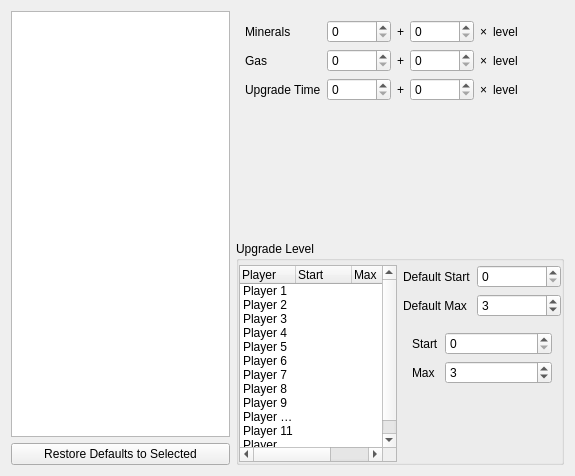
First picture: the form in ChkForge/upgradestab.ui, repository heinermann/ChkForge, before the edit.
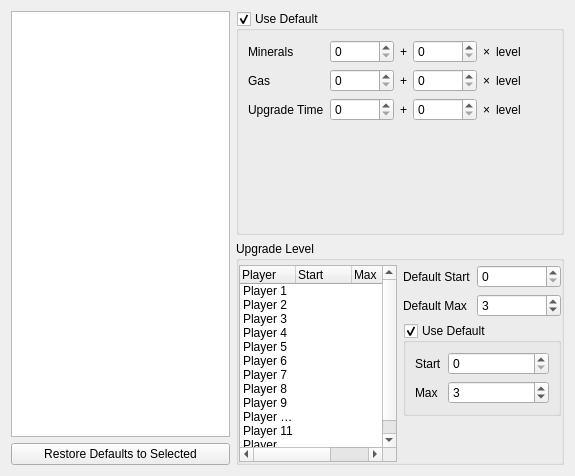
Second picture: the form after the edit. Custom widgets are drawn as their Qt base class.

Commit message: Created InvertedTriStateGroupBox

The edit to the form file:
```diff
--- a/ChkForge/upgradestab.ui
+++ b/ChkForge/upgradestab.ui
@@ -11,234 +11,6 @@
    </rect>
   </property>
   <layout class="QGridLayout" name="gridLayout_12" rowstretch="1,1" columnstretch="2,3">
-   <item row="0" column="1">
-    <widget class="TriStateGroupBox" name="grpUpgradeUseDefaults" native="true">
-     <property name="title" stdset="0">
-      <string>Use Defaults</string>
-     </property>
-     <property name="checkable" stdset="0">
-      <bool>true</bool>
-     </property>
-     <property name="checked" stdset="0">
-      <bool>true</bool>
-     </property>
-     <layout class="QFormLayout" name="formLayout_2">
-      <item row="0" column="0">
-       <widget class="QLabel" name="label_17">
-        <property name="text">
-         <string>Minerals</string>
-        </property>
-       </widget>
-      </item>
-      <item row="0" column="1">
-       <layout class="QHBoxLayout" name="horizontalLayout">
-        <item>
-         <widget class="QSpinBox" name="spnUpgrOreCostBase">
-          <property name="minimumSize">
-           <size>
-            <width>64</width>
-            <height>0</height>
-           </size>
-          </property>
-          <property name="maximum">
-           <number>65535</number>
-          </property>
-         </widget>
-        </item>
-        <item>
-         <widget class="QLabel" name="label_18">
-          <property name="text">
-           <string notr="true">+</string>
-          </property>
-         </widget>
-        </item>
-        <item>
-         <widget class="QSpinBox" name="spnUpgrOreCostFactor">
-          <property name="minimumSize">
-           <size>
-            <width>64</width>
-            <height>0</height>
-           </size>
-          </property>
-          <property name="maximum">
-           <number>65535</number>
-          </property>
-         </widget>
-        </item>
-        <item>
-         <widget class="QLabel" name="label">
-          <property name="text">
-           <string notr="true">×</string>
-          </property>
-         </widget>
-        </item>
-        <item>
-         <widget class="QLabel" name="label_27">
-          <property name="text">
-           <string>level</string>
-          </property>
-         </widget>
-        </item>
-        <item>
-         <spacer name="horizontalSpacer">
-          <property name="orientation">
-           <enum>Qt::Horizontal</enum>
-          </property>
-          <property name="sizeHint" stdset="0">
-           <size>
-            <width>40</width>
-            <height>20</height>
-           </size>
-          </property>
-         </spacer>
-        </item>
-       </layout>
-      </item>
-      <item row="1" column="0">
-       <widget class="QLabel" name="label_14">
-        <property name="text">
-         <string>Gas</string>
-        </property>
-       </widget>
-      </item>
-      <item row="1" column="1">
-       <layout class="QHBoxLayout" name="horizontalLayout_2">
-        <item>
-         <widget class="QSpinBox" name="spnUpgrGasCostBase">
-          <property name="minimumSize">
-           <size>
-            <width>64</width>
-            <height>0</height>
-           </size>
-          </property>
-          <property name="maximum">
-           <number>65535</number>
-          </property>
-         </widget>
-        </item>
-        <item>
-         <widget class="QLabel" name="label_11">
-          <property name="text">
-           <string notr="true">+</string>
-          </property>
-         </widget>
-        </item>
-        <item>
-         <widget class="QSpinBox" name="spnUpgrGasCostFactor">
-          <property name="minimumSize">
-           <size>
-            <width>64</width>
-            <height>0</height>
-           </size>
-          </property>
-          <property name="maximum">
-           <number>65535</number>
-          </property>
-         </widget>
-        </item>
-        <item>
-         <widget class="QLabel" name="label_2">
-          <property name="text">
-           <string notr="true">×</string>
-          </property>
-         </widget>
-        </item>
-        <item>
-         <widget class="QLabel" name="label_12">
-          <property name="text">
-           <string>level</string>
-          </property>
-         </widget>
-        </item>
-        <item>
-         <spacer name="horizontalSpacer_3">
-          <property name="orientation">
-           <enum>Qt::Horizontal</enum>
-          </property>
-          <property name="sizeHint" stdset="0">
-           <size>
-            <width>40</width>
-            <height>20</height>
-           </size>
-          </property>
-         </spacer>
-        </item>
-       </layout>
-      </item>
-      <item row="2" column="0">
-       <widget class="QLabel" name="label_13">
-        <property name="text">
-         <string>Upgrade Time</string>
-        </property>
-       </widget>
-      </item>
-      <item row="2" column="1">
-       <layout class="QHBoxLayout" name="horizontalLayout_4">
-        <item>
-         <widget class="QSpinBox" name="spnUpgrTimeCostBase">
-          <property name="minimumSize">
-           <size>
-            <width>64</width>
-            <height>0</height>
-           </size>
-          </property>
-          <property name="maximum">
-           <number>65535</number>
-          </property>
-         </widget>
-        </item>
-        <item>
-         <widget class="QLabel" name="label_28">
-          <property name="text">
-           <string notr="true">+</string>
-          </property>
-         </widget>
-        </item>
-        <item>
-         <widget class="QSpinBox" name="spnUpgrTimeCostFactor">
-          <property name="minimumSize">
-           <size>
-            <width>64</width>
-            <height>0</height>
-           </size>
-          </property>
-          <property name="maximum">
-           <number>65535</number>
-          </property>
-         </widget>
-        </item>
-        <item>
-         <widget class="QLabel" name="label_3">
-          <property name="text">
-           <string notr="true">×</string>
-          </property>
-         </widget>
-        </item>
-        <item>
-         <widget class="QLabel" name="label_29">
-          <property name="text">
-           <string>level</string>
-          </property>
-         </widget>
-        </item>
-        <item>
-         <spacer name="horizontalSpacer_4">
-          <property name="orientation">
-           <enum>Qt::Horizontal</enum>
-          </property>
-          <property name="sizeHint" stdset="0">
-           <size>
-            <width>40</width>
-            <height>20</height>
-           </size>
-          </property>
-         </spacer>
-        </item>
-       </layout>
-      </item>
-     </layout>
-    </widget>
-   </item>
    <item row="0" column="0" rowspan="2">
     <layout class="QVBoxLayout" name="verticalLayout_11">
      <item>
@@ -440,14 +212,11 @@
        </layout>
       </item>
       <item row="1" column="1">
-       <widget class="TriStateGroupBox" name="grpUpgradePlayerDefaults" native="true">
-        <property name="title" stdset="0">
+       <widget class="InvertedTriStateGroupBox" name="grpUpgradePlayerDefaults">
+        <property name="title">
          <string>Use Default</string>
         </property>
-        <property name="checkable" stdset="0">
-         <bool>true</bool>
-        </property>
-        <property name="checked" stdset="0">
+        <property name="checkable">
          <bool>true</bool>
         </property>
         <layout class="QFormLayout" name="formLayout_13">
@@ -497,18 +266,230 @@
         </layout>
        </widget>
       </item>
+     </layout>
+    </widget>
+   </item>
+   <item row="0" column="1">
+    <widget class="InvertedTriStateGroupBox" name="grpUpgradeUseDefaults">
+     <property name="title">
+      <string>Use Default</string>
+     </property>
+     <property name="checkable">
+      <bool>true</bool>
+     </property>
+     <layout class="QFormLayout" name="formLayout_2">
+      <item row="0" column="0">
+       <widget class="QLabel" name="label_17">
+        <property name="text">
+         <string>Minerals</string>
+        </property>
+       </widget>
+      </item>
+      <item row="0" column="1">
+       <layout class="QHBoxLayout" name="horizontalLayout">
+        <item>
+         <widget class="QSpinBox" name="spnUpgrOreCostBase">
+          <property name="minimumSize">
+           <size>
+            <width>64</width>
+            <height>0</height>
+           </size>
+          </property>
+          <property name="maximum">
+           <number>65535</number>
+          </property>
+         </widget>
+        </item>
+        <item>
+         <widget class="QLabel" name="label_18">
+          <property name="text">
+           <string notr="true">+</string>
+          </property>
+         </widget>
+        </item>
+        <item>
+         <widget class="QSpinBox" name="spnUpgrOreCostFactor">
+          <property name="minimumSize">
+           <size>
+            <width>64</width>
+            <height>0</height>
+           </size>
+          </property>
+          <property name="maximum">
+           <number>65535</number>
+          </property>
+         </widget>
+        </item>
+        <item>
+         <widget class="QLabel" name="label">
+          <property name="text">
+           <string notr="true">×</string>
+          </property>
+         </widget>
+        </item>
+        <item>
+         <widget class="QLabel" name="label_27">
+          <property name="text">
+           <string>level</string>
+          </property>
+         </widget>
+        </item>
+        <item>
+         <spacer name="horizontalSpacer">
+          <property name="orientation">
+           <enum>Qt::Horizontal</enum>
+          </property>
+          <property name="sizeHint" stdset="0">
+           <size>
+            <width>40</width>
+            <height>20</height>
+           </size>
+          </property>
+         </spacer>
+        </item>
+       </layout>
+      </item>
+      <item row="1" column="0">
+       <widget class="QLabel" name="label_14">
+        <property name="text">
+         <string>Gas</string>
+        </property>
+       </widget>
+      </item>
+      <item row="1" column="1">
+       <layout class="QHBoxLayout" name="horizontalLayout_2">
+        <item>
+         <widget class="QSpinBox" name="spnUpgrGasCostBase">
+          <property name="minimumSize">
+           <size>
+            <width>64</width>
+            <height>0</height>
+           </size>
+          </property>
+          <property name="maximum">
+           <number>65535</number>
+          </property>
+         </widget>
+        </item>
+        <item>
+         <widget class="QLabel" name="label_11">
+          <property name="text">
+           <string notr="true">+</string>
+          </property>
+         </widget>
+        </item>
+        <item>
+         <widget class="QSpinBox" name="spnUpgrGasCostFactor">
+          <property name="minimumSize">
+           <size>
+            <width>64</width>
+            <height>0</height>
+           </size>
+          </property>
+          <property name="maximum">
+           <number>65535</number>
+          </property>
+         </widget>
+        </item>
+        <item>
+         <widget class="QLabel" name="label_2">
+          <property name="text">
+           <string notr="true">×</string>
+          </property>
+         </widget>
+        </item>
+        <item>
+         <widget class="QLabel" name="label_12">
+          <property name="text">
+           <string>level</string>
+          </property>
+         </widget>
+        </item>
+        <item>
+         <spacer name="horizontalSpacer_3">
+          <property name="orientation">
+           <enum>Qt::Horizontal</enum>
+          </property>
+          <property name="sizeHint" stdset="0">
+           <size>
+            <width>40</width>
+            <height>20</height>
+           </size>
+          </property>
+         </spacer>
+        </item>
+       </layout>
+      </item>
+      <item row="2" column="0">
+       <widget class="QLabel" name="label_13">
+        <property name="text">
+         <string>Upgrade Time</string>
+        </property>
+       </widget>
+      </item>
       <item row="2" column="1">
-       <spacer name="verticalSpacer_6">
-        <property name="orientation">
-         <enum>Qt::Vertical</enum>
-        </property>
-        <property name="sizeHint" stdset="0">
-         <size>
-          <width>20</width>
-          <height>40</height>
-         </size>
-        </property>
-       </spacer>
+       <layout class="QHBoxLayout" name="horizontalLayout_4">
+        <item>
+         <widget class="QSpinBox" name="spnUpgrTimeCostBase">
+          <property name="minimumSize">
+           <size>
+            <width>64</width>
+            <height>0</height>
+           </size>
+          </property>
+          <property name="maximum">
+           <number>65535</number>
+          </property>
+         </widget>
+        </item>
+        <item>
+         <widget class="QLabel" name="label_28">
+          <property name="text">
+           <string notr="true">+</string>
+          </property>
+         </widget>
+        </item>
+        <item>
+         <widget class="QSpinBox" name="spnUpgrTimeCostFactor">
+          <property name="minimumSize">
+           <size>
+            <width>64</width>
+            <height>0</height>
+           </size>
+          </property>
+          <property name="maximum">
+           <number>65535</number>
+          </property>
+         </widget>
+        </item>
+        <item>
+         <widget class="QLabel" name="label_3">
+          <property name="text">
+           <string notr="true">×</string>
+          </property>
+         </widget>
+        </item>
+        <item>
+         <widget class="QLabel" name="label_29">
+          <property name="text">
+           <string>level</string>
+          </property>
+         </widget>
+        </item>
+        <item>
+         <spacer name="horizontalSpacer_4">
+          <property name="orientation">
+           <enum>Qt::Horizontal</enum>
+          </property>
+          <property name="sizeHint" stdset="0">
+           <size>
+            <width>40</width>
+            <height>20</height>
+           </size>
+          </property>
+         </spacer>
+        </item>
+       </layout>
       </item>
      </layout>
     </widget>
@@ -517,9 +498,10 @@
  </widget>
  <customwidgets>
   <customwidget>
-   <class>TriStateGroupBox</class>
-   <extends>QWidget</extends>
-   <header>tristategroupbox.h</header>
+   <class>InvertedTriStateGroupBox</class>
+   <extends>QGroupBox</extends>
+   <header>invertedtristategroupbox.h</header>
+   <container>1</container>
   </customwidget>
  </customwidgets>
  <resources/>
```
Left out of the diff: 13 changed lines with no effect on the pictures. The commit also changes 11 other files.
